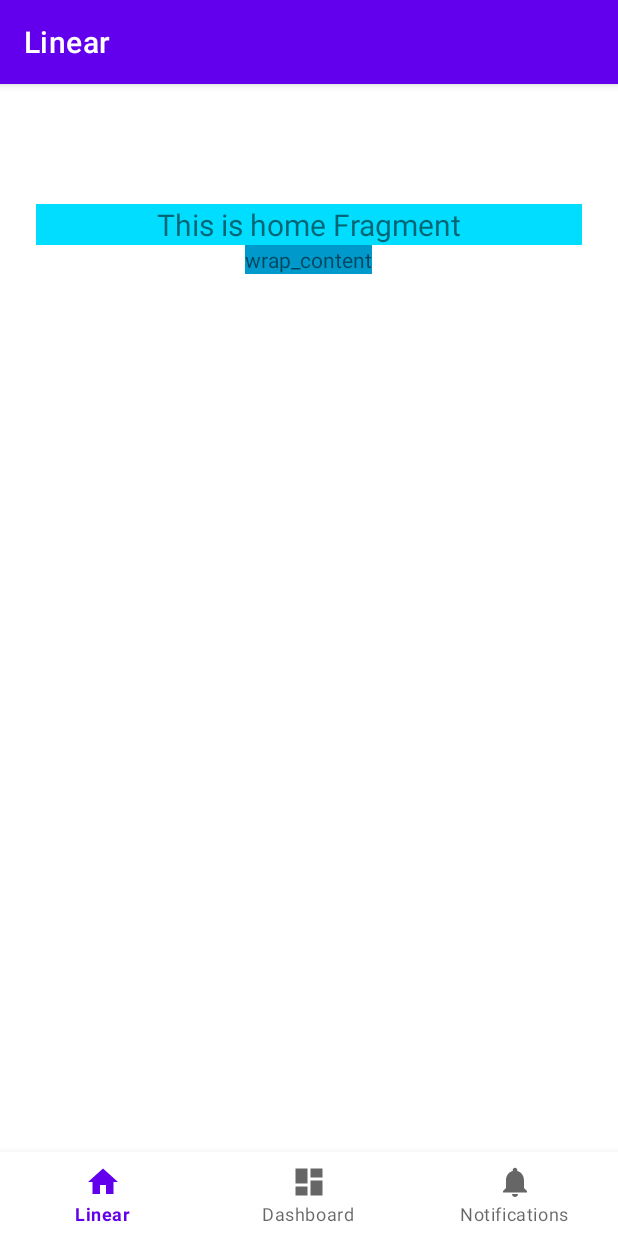
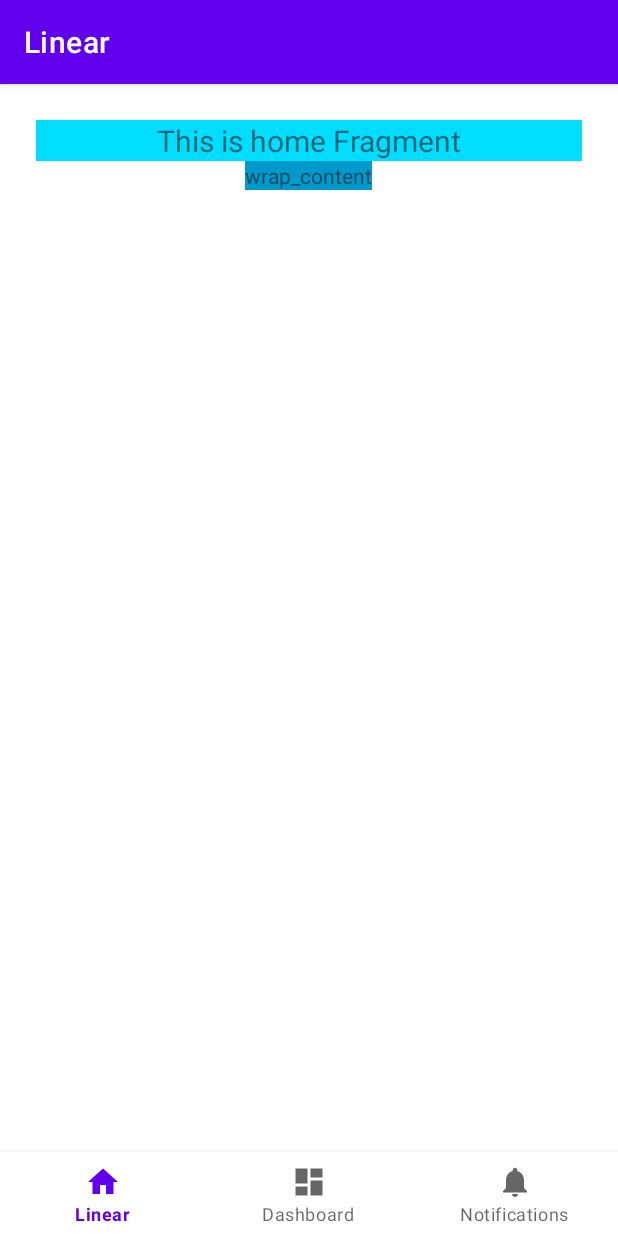
Before and after one commit to dardanqsot/kotlin, an Android app: the screen it shows after launch (MainActivity), on a phone screen of 412 x 824 dp. Run offline under Robolectric (Android 15) with nearby library versions, the light colour scheme and no system bars; our stand-ins replace navigation-ui.

Commit message:
Sección 5: Layouts - LinearLayout

```diff
--- a/Layouts/app/src/main/res/layout/activity_main.xml
+++ b/Layouts/app/src/main/res/layout/activity_main.xml
@@ -3,8 +3,7 @@
     xmlns:app="http://schemas.android.com/apk/res-auto"
     android:id="@+id/container"
     android:layout_width="match_parent"
-    android:layout_height="match_parent"
-    android:paddingTop="?attr/actionBarSize">
+    android:layout_height="match_parent">
 
     <com.google.android.material.bottomnavigation.BottomNavigationView
         android:id="@+id/nav_view"
```
